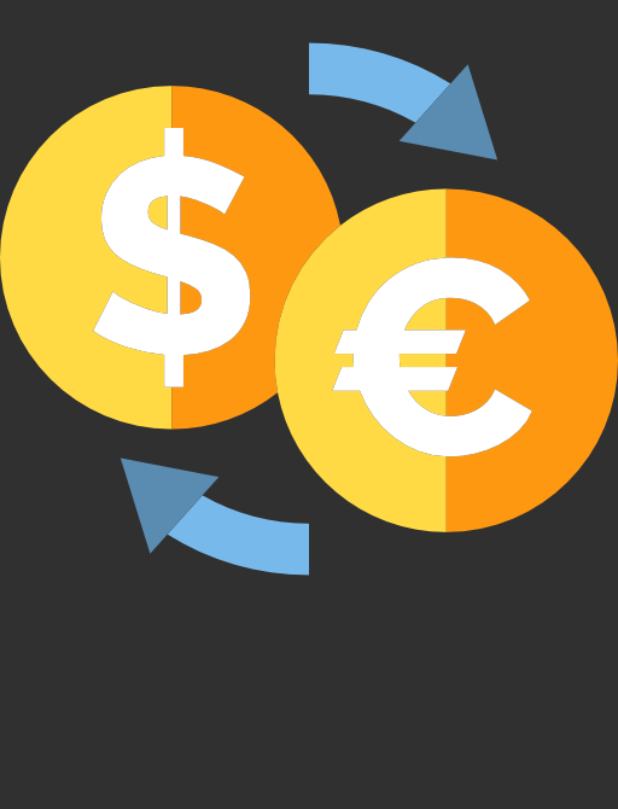
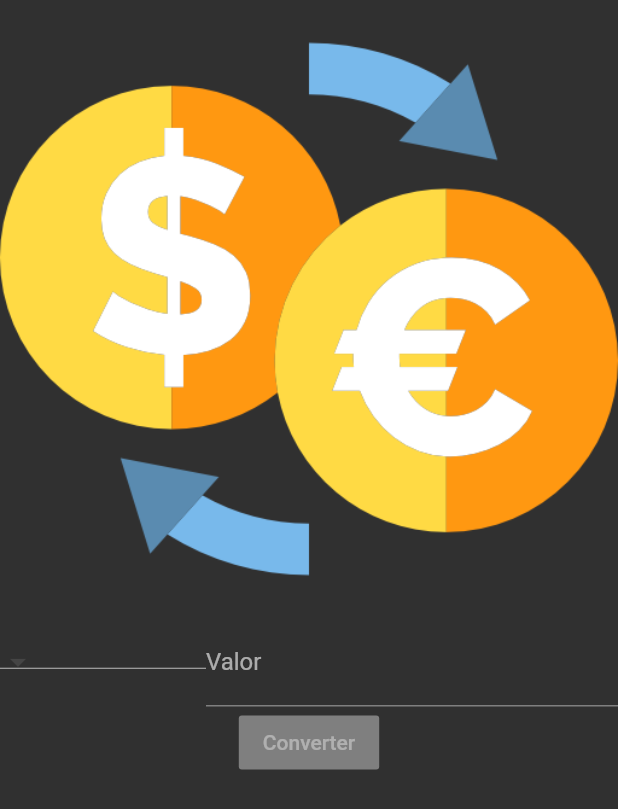
Before and after one commit to kr0ck/Conversor-de-moedas, a Flutter app: the screen it shows after launch, on a phone screen of 412 x 824 dp. Shown: the top 809 px of the screen. Run offline on Flutter 3.47's test engine with Material 2 defaults, Android fonts, the phone set to English and light mode, and no system bars.

Commit message:
Definindo os widgets da tela

```diff
--- a/lib/app/Views/home_page.dart
+++ b/lib/app/Views/home_page.dart
@@ -4,10 +4,38 @@ class HomePage extends StatelessWidget {
   @override
   Widget build(BuildContext context) {
     return Scaffold(
-      body: Column(
-        children: [
-          Image.asset('assets/logo.png'),
-        ],
+      body: SizedBox(
+        width: MediaQuery.of(context).size.width,
+        height: MediaQuery.of(context).size.height,
+        child: Column(
+          children: [
+            Image.asset('assets/logo.png'),
+            SizedBox(
+              width: MediaQuery.of(context).size.width,
+              child: Row(children: [
+                Expanded(
+                  flex: 1,
+                  child: DropdownButton(
+                    items: [],
+                    onChanged: (value) {},
+                  ),
+                ),
+                Expanded(
+                  flex: 2,
+                  child: TextField(
+                    decoration: InputDecoration(
+                      labelText: 'Valor',
+                    ),
+                  ),
+                ),
+              ]),
+            ),
+            RaisedButton(
+              onPressed: null,
+              child: Text('Converter'),
+            ),
+          ],
+        ),
       ),
     );
   }
```
